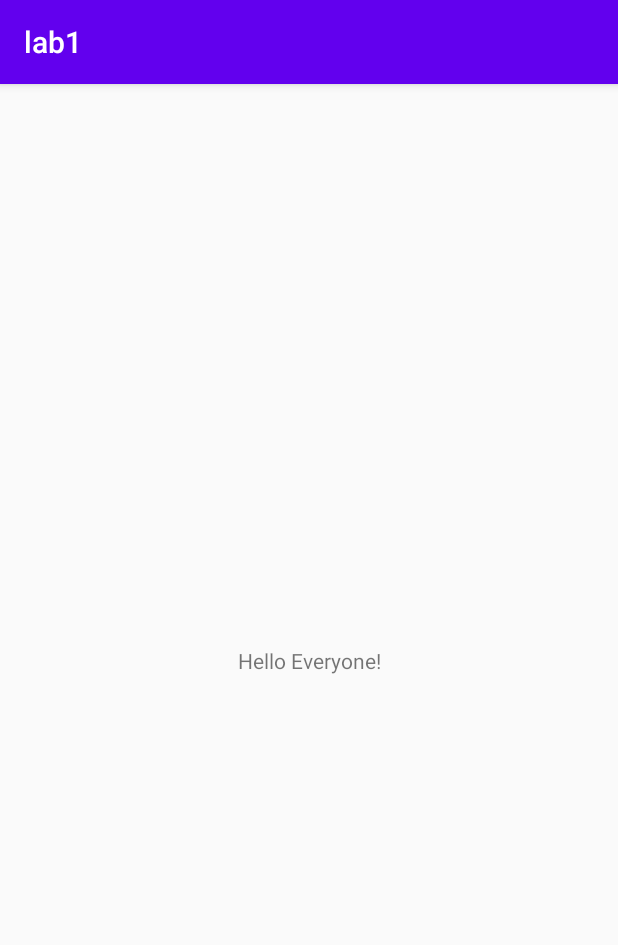
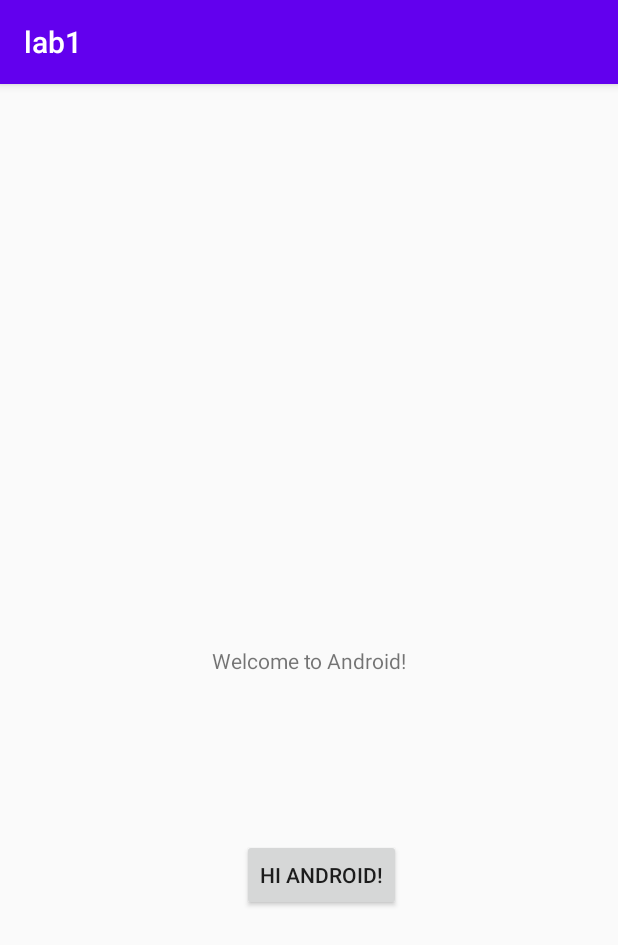
Before and after one commit to CS407-Fall-2021/lab1-abbyshaffer, an Android app: the screen it shows after launch (LabActivity), on a phone screen of 412 x 824 dp. Shown: the top 945 px of the screen. Run offline under Robolectric (Android 15) with nearby library versions, the phone set to English and light mode, and no system bars.

Commit message:
Initial Commit

```diff
--- a/app/src/main/res/layout/activity_main.xml
+++ b/app/src/main/res/layout/activity_main.xml
@@ -7,12 +7,24 @@
     tools:context=".LabActivity">
 
     <TextView
+        android:id="@+id/textView"
         android:layout_width="wrap_content"
         android:layout_height="wrap_content"
-        android:text="Hello Everyone!"
+        android:text="Welcome to Android!"
         app:layout_constraintBottom_toBottomOf="parent"
         app:layout_constraintLeft_toLeftOf="parent"
         app:layout_constraintRight_toRightOf="parent"
         app:layout_constraintTop_toTopOf="parent" />
 
+    <Button
+        android:id="@+id/button"
+        android:layout_width="wrap_content"
+        android:layout_height="wrap_content"
+        android:layout_marginStart="20dp"
+        android:layout_marginLeft="20dp"
+        android:layout_marginTop="109dp"
+        android:text="Hi Android!"
+        app:layout_constraintStart_toStartOf="@+id/textView"
+        app:layout_constraintTop_toBottomOf="@+id/textView" />
+
 </androidx.constraintlayout.widget.ConstraintLayout>
```
